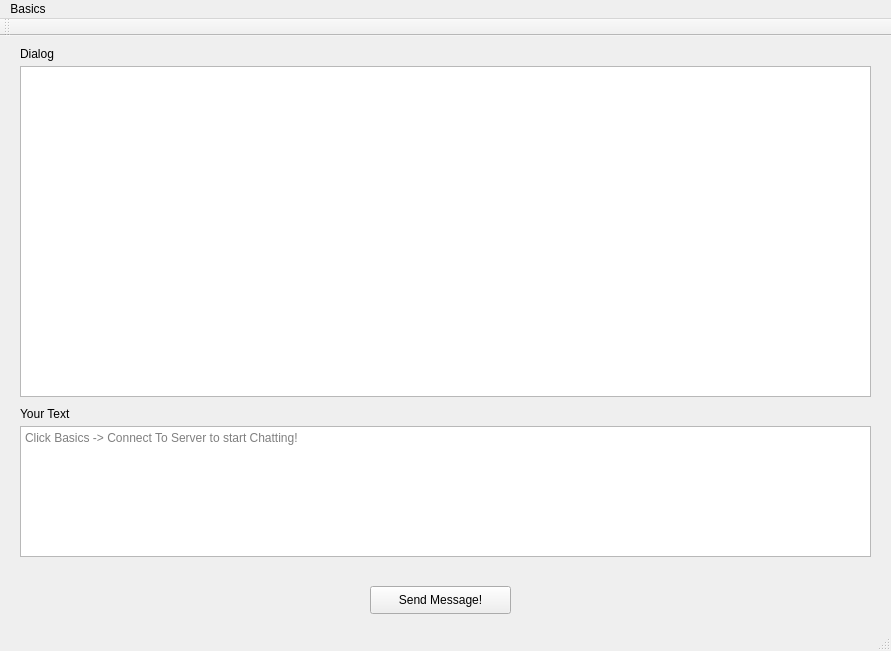
Before: the Qt Designer form mainwindow.ui in Galaxies99/MS125-chatroom-client, drawn with Qt 5.
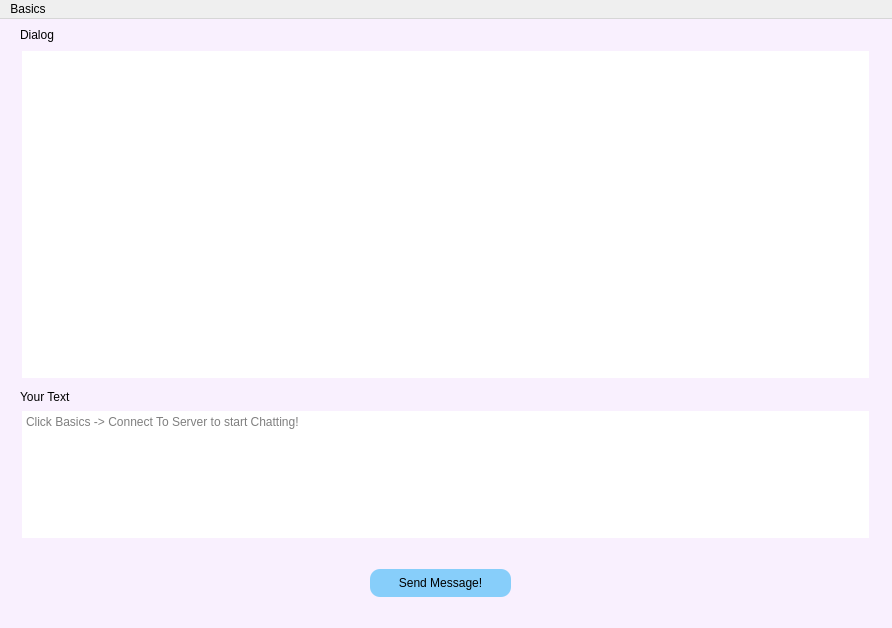
After: the same form once the commit is applied.

Patch:
```diff
--- a/mainwindow.ui
+++ b/mainwindow.ui
@@ -6,13 +6,18 @@
    <rect>
     <x>0</x>
     <y>0</y>
-    <width>891</width>
-    <height>651</height>
+    <width>892</width>
+    <height>628</height>
    </rect>
   </property>
   <property name="windowTitle">
    <string>MainWindow</string>
   </property>
+  <property name="styleSheet">
+   <string notr="true">QMainWindow {
+	background-color: #f9f0fe;
+}</string>
+  </property>
   <widget class="QWidget" name="centralWidget">
    <widget class="QTextBrowser" name="info_text">
     <property name="geometry">
@@ -23,6 +28,17 @@
       <height>331</height>
      </rect>
     </property>
+    <property name="styleSheet">
+     <string notr="true">QTextBrowser { 
+	font-family: &quot;Microsoft YaHei&quot;; 
+	padding: 2px;
+	border-radius: 5px;
+	border: 1px, solid #000000;
+}
+QTextBrowser:hover {
+	border: 1px solid #34495E;
+}</string>
+    </property>
    </widget>
    <widget class="QPushButton" name="send_button">
     <property name="geometry">
@@ -33,6 +49,17 @@
       <height>28</height>
      </rect>
     </property>
+    <property name="styleSheet">
+     <string notr="true">QPushButton {
+	background-color: #87CEFA;
+	border-radius: 10px; 
+	color: rgb(0, 0, 0); 
+	font-family: &quot;Microsoft YaHei&quot; 
+} 
+QPushButton:hover { 
+	background-color: #00BFFF; 
+}</string>
+    </property>
     <property name="text">
      <string>Send Message!</string>
     </property>
@@ -46,6 +73,17 @@
       <height>131</height>
      </rect>
     </property>
+    <property name="styleSheet">
+     <string notr="true">QTextEdit { 
+	font-family: &quot;Microsoft YaHei&quot;; 
+	padding: 2px;
+	border-radius: 5px;
+	border: 1px, solid #000000;
+}
+QTextEdit:hover {
+	border: 1px solid #34495E;
+}</string>
+    </property>
     <property name="placeholderText">
      <string>Click Basics -&gt; Connect To Server to start Chatting!</string>
     </property>
@@ -59,6 +97,9 @@
       <height>16</height>
      </rect>
     </property>
+    <property name="styleSheet">
+     <string notr="true">QLabel { font-family: &quot;Microsoft YaHei&quot;; }</string>
+    </property>
     <property name="text">
      <string>Your Text</string>
     </property>
@@ -67,11 +108,14 @@
     <property name="geometry">
      <rect>
       <x>20</x>
-      <y>10</y>
+      <y>5</y>
       <width>201</width>
-      <height>16</height>
+      <height>21</height>
      </rect>
     </property>
+    <property name="styleSheet">
+     <string notr="true">QLabel { font-family: &quot;Microsoft YaHei&quot;; }</string>
+    </property>
     <property name="text">
      <string>Dialog</string>
     </property>
@@ -80,11 +124,14 @@
     <property name="geometry">
      <rect>
       <x>690</x>
-      <y>370</y>
+      <y>366</y>
       <width>181</width>
-      <height>16</height>
+      <height>20</height>
      </rect>
     </property>
+    <property name="styleSheet">
+     <string notr="true">QLabel { font-family: &quot;Microsoft YaHei&quot;; }</string>
+    </property>
     <property name="text">
      <string/>
     </property>
@@ -95,7 +142,7 @@
     <rect>
      <x>0</x>
      <y>0</y>
-     <width>891</width>
+     <width>892</width>
      <height>26</height>
     </rect>
    </property>
@@ -109,15 +156,6 @@
    </widget>
    <addaction name="menuServer"/>
   </widget>
-  <widget class="QToolBar" name="mainToolBar">
-   <attribute name="toolBarArea">
-    <enum>TopToolBarArea</enum>
-   </attribute>
-   <attribute name="toolBarBreak">
-    <bool>false</bool>
-   </attribute>
-  </widget>
-  <widget class="QStatusBar" name="statusBar"/>
   <action name="actionConnect_To_Server">
    <property name="text">
     <string>Connect To Server</string>
```
Left out of the diff: 5 changed lines with no effect on the pictures.
